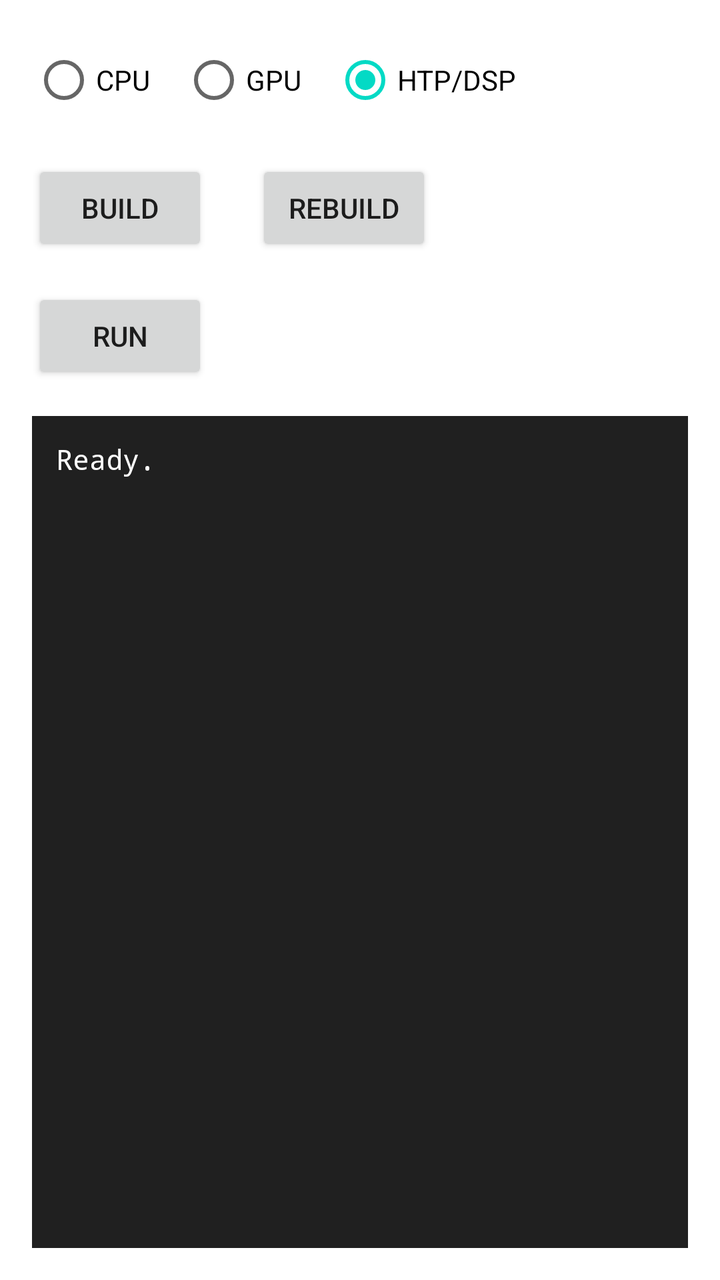
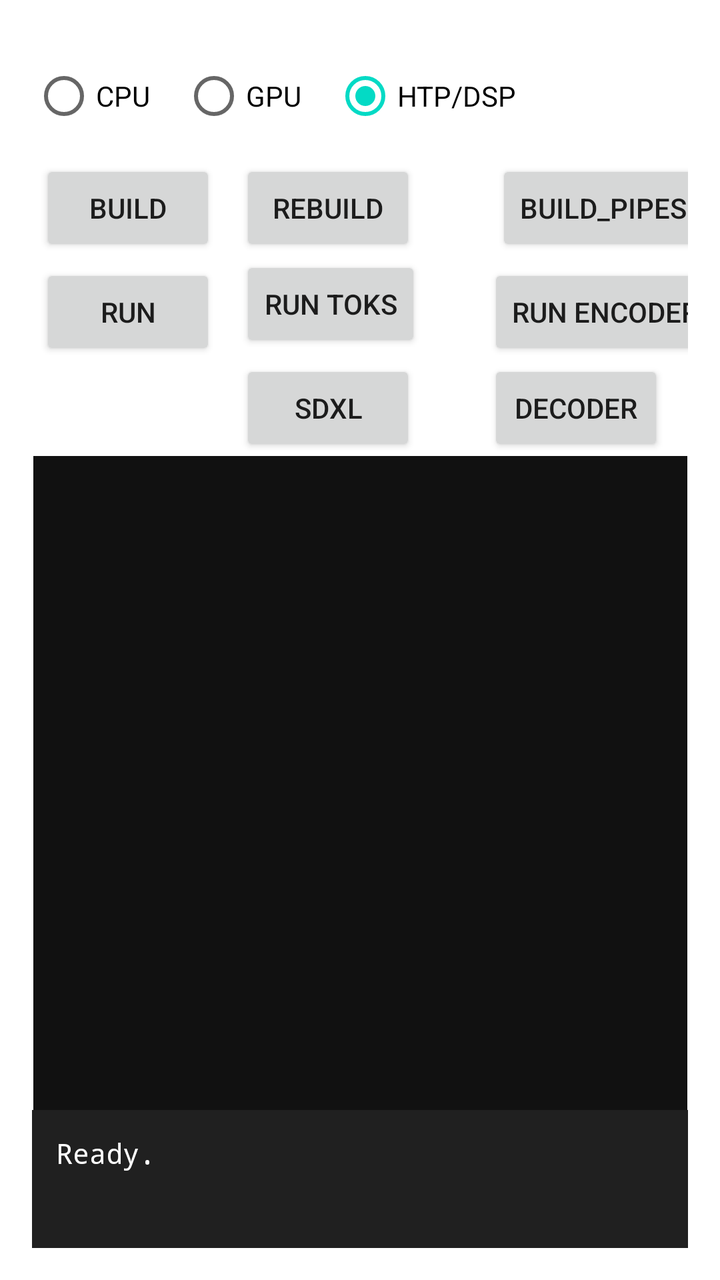

Compare the two renders of this Android layout. The source of the first and the diff that turns it into the second are given below.
<!-- AndroidManifest.xml: application theme Theme.SNPEchainingDemo -->
<!-- res/layout/activity_main.xml -->
<?xml version="1.0" encoding="utf-8"?>
<androidx.constraintlayout.widget.ConstraintLayout
    xmlns:android="http://schemas.android.com/apk/res/android"
    xmlns:app="http://schemas.android.com/apk/res-auto"
    android:id="@+id/root"
    android:layout_width="match_parent"
    android:layout_height="match_parent"
    android:padding="16dp">

    
    <RadioGroup
        android:id="@+id/rg1"
        android:layout_width="0dp"
        android:layout_height="wrap_content"
        android:orientation="horizontal"
        app:layout_constraintTop_toTopOf="parent"
        app:layout_constraintStart_toStartOf="parent"
        app:layout_constraintEnd_toEndOf="parent">

        <RadioButton
            android:id="@+id/CPU"
            android:layout_width="wrap_content"
            android:layout_height="wrap_content"
            android:text="CPU"
            android:checked="false" />

        <RadioButton
            android:id="@+id/GPU"
            android:layout_width="wrap_content"
            android:layout_height="wrap_content"
            android:text="GPU"
            android:checked="false"
            android:layout_marginStart="16dp" />

        <RadioButton
            android:id="@+id/DSP"
            android:layout_width="wrap_content"
            android:layout_height="wrap_content"
            android:text="HTP/DSP"
            android:checked="true"
            android:layout_marginStart="16dp" />
    </RadioGroup>

    
    <Button
        android:id="@+id/btn_build"
        android:layout_width="wrap_content"
        android:layout_height="wrap_content"
        android:text="Build"
        app:layout_constraintTop_toBottomOf="@id/rg1"
        app:layout_constraintStart_toStartOf="parent"
        android:layout_marginTop="16dp" />

    

    <Button
        android:id="@+id/btn_rebuild"
        android:layout_width="wrap_content"
        android:layout_height="wrap_content"
        android:layout_marginStart="112dp"
        android:layout_marginTop="16dp"
        android:text="reBuild"
        app:layout_constraintStart_toStartOf="parent"
        app:layout_constraintTop_toBottomOf="@id/rg1" />

    <Button
        android:id="@+id/btn_run"
        android:layout_width="wrap_content"
        android:layout_height="wrap_content"
        android:layout_marginTop="16dp"
        android:text="Run"
        app:layout_constraintStart_toStartOf="parent"
        app:layout_constraintTop_toBottomOf="@id/btn_build" />

    
    <ProgressBar
        android:id="@+id/progressBar"
        style="?android:attr/progressBarStyleLarge"
        android:layout_width="48dp"
        android:layout_height="48dp"
        android:visibility="gone"
        app:layout_constraintTop_toTopOf="parent"
        app:layout_constraintBottom_toBottomOf="parent"
        app:layout_constraintStart_toStartOf="parent"
        app:layout_constraintEnd_toEndOf="parent" />

    
    <ScrollView
        android:id="@+id/logScroll"
        android:layout_width="0dp"
        android:layout_height="0dp"
        android:fillViewport="true"
        app:layout_constraintTop_toBottomOf="@id/btn_run"
        app:layout_constraintBottom_toBottomOf="parent"
        app:layout_constraintStart_toStartOf="parent"
        app:layout_constraintEnd_toEndOf="parent"
        android:layout_marginTop="16dp">

        <TextView
            android:id="@+id/txtLog"
            android:layout_width="match_parent"
            android:layout_height="wrap_content"
            android:textAppearance="?android:attr/textAppearanceSmall"
            android:typeface="monospace"
            android:textColor="@android:color/white"
            android:background="#202020"
            android:padding="12dp"
            android:text="Ready." />
    </ScrollView>

</androidx.constraintlayout.widget.ConstraintLayout>
<!-- resources referenced by this layout -->
<resources>
  <style name="Theme.SNPEchainingDemo" parent="Theme.MaterialComponents.DayNight.DarkActionBar">
          
          <item name="colorPrimary">@color/purple_500</item>
          <item name="colorPrimaryVariant">@color/purple_700</item>
          <item name="colorOnPrimary">@color/white</item>
          
          <item name="colorSecondary">@color/teal_200</item>
          <item name="colorSecondaryVariant">@color/teal_700</item>
          <item name="colorOnSecondary">@color/black</item>
          
          <item name="android:statusBarColor">?attr/colorPrimaryVariant</item>
          
      </style>
  <color name="purple_500">#FF6200EE</color>
  <color name="purple_700">#FF3700B3</color>
  <color name="white">#FFFFFFFF</color>
  <color name="teal_200">#FF03DAC5</color>
  <color name="teal_700">#FF018786</color>
  <color name="black">#FF000000</color>
</resources>

<!-- the commit's change to res/layout/activity_main.xml (unified diff, before → after) -->
@@ -2,64 +2,82 @@
 <androidx.constraintlayout.widget.ConstraintLayout
     xmlns:android="http://schemas.android.com/apk/res/android"
     xmlns:app="http://schemas.android.com/apk/res-auto"
+    xmlns:tools="http://schemas.android.com/tools"
     android:id="@+id/root"
     android:layout_width="match_parent"
     android:layout_height="match_parent"
     android:padding="16dp">
 
     
+
+    
+
+    
+
+    
+
+    <Button
+        android:id="@+id/btn_runEncoders"
+        android:layout_width="wrap_content"
+        android:layout_height="wrap_content"
+        android:layout_marginStart="228dp"
+        android:layout_marginTop="60dp"
+        android:text="Run Encoders"
+        app:layout_constraintStart_toStartOf="parent"
+        app:layout_constraintTop_toBottomOf="@id/rg1" />
+
+    <Button
+        android:id="@+id/btn_runTokenizers"
+        android:layout_width="wrap_content"
+        android:layout_height="wrap_content"
+        android:layout_marginStart="104dp"
+        android:layout_marginTop="56dp"
+        android:text="Run Toks"
+        app:layout_constraintStart_toStartOf="parent"
+        app:layout_constraintTop_toBottomOf="@id/rg1" />
+
     <RadioGroup
         android:id="@+id/rg1"
         android:layout_width="0dp"
         android:layout_height="wrap_content"
+        android:layout_marginTop="8dp"
         android:orientation="horizontal"
-        app:layout_constraintTop_toTopOf="parent"
+        app:layout_constraintEnd_toEndOf="parent"
+        app:layout_constraintHorizontal_bias="0.0"
         app:layout_constraintStart_toStartOf="parent"
-        app:layout_constraintEnd_toEndOf="parent">
+        app:layout_constraintTop_toTopOf="parent">
 
         <RadioButton
             android:id="@+id/CPU"
             android:layout_width="wrap_content"
             android:layout_height="wrap_content"
-            android:text="CPU"
-            android:checked="false" />
+            android:checked="false"
+            android:text="CPU" />
 
         <RadioButton
             android:id="@+id/GPU"
             android:layout_width="wrap_content"
             android:layout_height="wrap_content"
-            android:text="GPU"
+            android:layout_marginStart="16dp"
             android:checked="false"
-            android:layout_marginStart="16dp" />
+            android:text="GPU" />
 
         <RadioButton
             android:id="@+id/DSP"
             android:layout_width="wrap_content"
             android:layout_height="wrap_content"
-            android:text="HTP/DSP"
+            android:layout_marginStart="16dp"
             android:checked="true"
-            android:layout_marginStart="16dp" />
+            android:text="HTP/DSP" />
     </RadioGroup>
 
-    
     <Button
-        android:id="@+id/btn_build"
+        android:id="@+id/btn_buildPipes"
         android:layout_width="wrap_content"
         android:layout_height="wrap_content"
-        android:text="Build"
-        app:layout_constraintTop_toBottomOf="@id/rg1"
-        app:layout_constraintStart_toStartOf="parent"
-        android:layout_marginTop="16dp" />
-
-    
-
-    <Button
-        android:id="@+id/btn_rebuild"
-        android:layout_width="wrap_content"
-        android:layout_height="wrap_content"
-        android:layout_marginStart="112dp"
-        android:layout_marginTop="16dp"
-        android:text="reBuild"
+        android:layout_marginStart="232dp"
+        android:layout_marginTop="8dp"
+        android:text="build_pipes"
         app:layout_constraintStart_toStartOf="parent"
         app:layout_constraintTop_toBottomOf="@id/rg1" />
 
@@ -67,45 +85,103 @@
         android:id="@+id/btn_run"
         android:layout_width="wrap_content"
         android:layout_height="wrap_content"
-        android:layout_marginTop="16dp"
+        android:layout_marginStart="4dp"
+        android:layout_marginTop="4dp"
         android:text="Run"
         app:layout_constraintStart_toStartOf="parent"
         app:layout_constraintTop_toBottomOf="@id/btn_build" />
 
-    
+    <Button
+        android:id="@+id/btn_runSDXL"
+        android:layout_width="wrap_content"
+        android:layout_height="wrap_content"
+        android:layout_marginStart="104dp"
+        android:layout_marginTop="108dp"
+        android:text="SDXL"
+        app:layout_constraintStart_toStartOf="parent"
+        app:layout_constraintTop_toBottomOf="@id/rg1" />
+
+    <Button
+        android:id="@+id/btn_runDecoder"
+        android:layout_width="wrap_content"
+        android:layout_height="wrap_content"
+        android:layout_marginStart="228dp"
+        android:layout_marginTop="108dp"
+        android:text="Decoder"
+        app:layout_constraintStart_toStartOf="parent"
+        app:layout_constraintTop_toBottomOf="@id/rg1" />
+
+    <Button
+        android:id="@+id/btn_build"
+        android:layout_width="wrap_content"
+        android:layout_height="wrap_content"
+        android:layout_marginStart="4dp"
+        android:layout_marginTop="8dp"
+        android:text="Build"
+        app:layout_constraintStart_toStartOf="parent"
+        app:layout_constraintTop_toBottomOf="@id/rg1" />
+
+    <Button
+        android:id="@+id/btn_rebuild"
+        android:layout_width="wrap_content"
+        android:layout_height="wrap_content"
+        android:layout_marginStart="104dp"
+        android:layout_marginTop="8dp"
+        android:text="reBuild"
+        app:layout_constraintStart_toStartOf="parent"
+        app:layout_constraintTop_toBottomOf="@id/rg1" />
+
     <ProgressBar
         android:id="@+id/progressBar"
         style="?android:attr/progressBarStyleLarge"
-        android:layout_width="48dp"
-        android:layout_height="48dp"
+        android:layout_width="100dp"
+        android:layout_height="100dp"
+        android:layout_gravity="center_horizontal"
+        android:indeterminate="true"
+        android:padding="12dp"
         android:visibility="gone"
-        app:layout_constraintTop_toTopOf="parent"
-        app:layout_constraintBottom_toBottomOf="parent"
+        app:layout_constraintBottom_toTopOf="@+id/imageView"
+        app:layout_constraintEnd_toEndOf="@+id/btn_runSDXL" />
+
+    <ImageView
+        android:id="@+id/imageView"
+        android:layout_width="0dp"
+        android:layout_height="0dp"
+        android:adjustViewBounds="true"
+        android:scaleType="fitCenter"
+        android:background="#111111"
+        app:layout_constraintTop_toBottomOf="@id/btn_runSDXL"
+        app:layout_constraintBottom_toTopOf="@id/logScroll"
         app:layout_constraintStart_toStartOf="parent"
-        app:layout_constraintEnd_toEndOf="parent" />
+        app:layout_constraintEnd_toEndOf="parent"
+        app:layout_constraintDimensionRatio="1:1"
+        tools:ignore="MissingConstraints" />
+
 
     
     <ScrollView
         android:id="@+id/logScroll"
-        android:layout_width="0dp"
-        android:layout_height="0dp"
+        android:layout_width="385dp"
+        android:layout_height="69dp"
+        android:layout_marginTop="16dp"
         android:fillViewport="true"
+        app:layout_constraintBottom_toBottomOf="parent"
+        app:layout_constraintEnd_toEndOf="parent"
+        app:layout_constraintHorizontal_bias="0.0"
+        app:layout_constraintStart_toStartOf="parent"
         app:layout_constraintTop_toBottomOf="@id/btn_run"
-        app:layout_constraintBottom_toBottomOf="parent"
-        app:layout_constraintStart_toStartOf="parent"
-        app:layout_constraintEnd_toEndOf="parent"
-        android:layout_marginTop="16dp">
+        app:layout_constraintVertical_bias="1.0">
 
         <TextView
             android:id="@+id/txtLog"
             android:layout_width="match_parent"
             android:layout_height="wrap_content"
-            android:textAppearance="?android:attr/textAppearanceSmall"
-            android:typeface="monospace"
-            android:textColor="@android:color/white"
             android:background="#202020"
             android:padding="12dp"
-            android:text="Ready." />
+            android:text="Ready."
+            android:textAppearance="?android:attr/textAppearanceSmall"
+            android:textColor="@android:color/white"
+            android:typeface="monospace" />
     </ScrollView>
 
 </androidx.constraintlayout.widget.ConstraintLayout>
